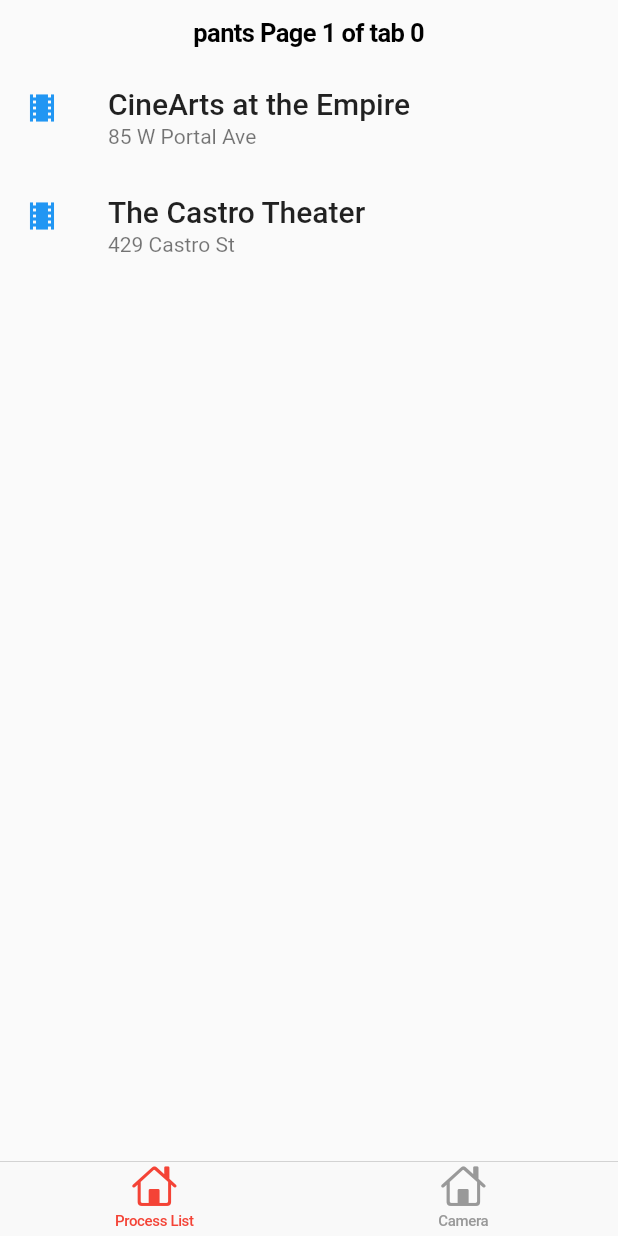
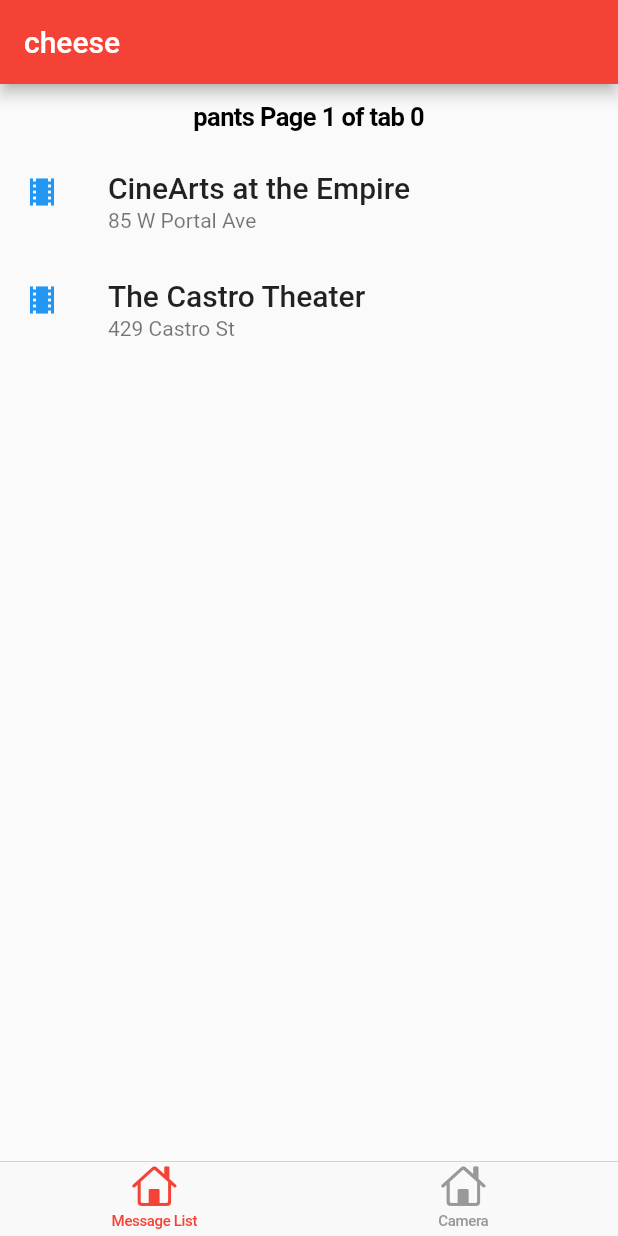
Before and after one commit to FourSee/Beat, a Flutter app: the screen it shows after launch, on a phone screen of 412 x 824 dp. Run offline on Flutter 3.47's test engine with Material 2 defaults, Android fonts, the phone set to English and light mode, and no system bars; missing offline and left inert: barcode_scan.

Commit message:
Renamed processlist to message list

```diff
--- a/lib/homePage.dart
+++ b/lib/homePage.dart
@@ -1,7 +1,7 @@
 import 'package:flutter/material.dart';
 import 'package:flutter/cupertino.dart';
 
-import 'processList.dart';
+import 'messageList.dart';
 import 'camera.dart';
 
 class MyHomePage extends StatefulWidget {
@@ -23,7 +23,6 @@ class MyHomePage extends StatefulWidget {
 }
 
 class _MyHomePageState extends State<MyHomePage> {
-
   List<Widget> list = <Widget>[
     ListTile(
       title: Text('CineArts at the Empire',
@@ -54,19 +53,22 @@ class _MyHomePageState extends State<MyHomePage> {
     // fast, so that you can just rebuild anything that needs updating rather
     // than having to individually change instances of widgets.
     return new Scaffold(
+      appBar: new AppBar(
+        title: new Text("cheese"),
+      ),
       body: new Center(
         // Center is a layout widget. It takes a single child and positions it
         // in the middle of the parent.
         child: new CupertinoTabScaffold(
           tabBar: new CupertinoTabBar(
             items: <BottomNavigationBarItem> [
-              ProcessList.barItem,
+              MessageList.barItem,
               CameraApp.barItem,
             ],
           ),
           tabBuilder: (BuildContext context, int index) {
             if (index == 0) {
-              return new ProcessList(index: index,title: "pants",list: list,);
+              return new MessageList(index: index,title: "pants",list: list,);
             } else if (index == 1) {
               return new CameraApp();
             }
--- a/lib/main.dart
+++ b/lib/main.dart
@@ -1,6 +1,5 @@
 import 'package:flutter/material.dart';
 import 'homePage.dart';
-import 'processList.dart';
 
 void main() => runApp(new MyApp());
 
--- a/lib/processList.dart
+++ b/lib/messageList.dart
@@ -1,13 +1,13 @@
 import 'package:flutter/material.dart';
 import 'package:flutter/cupertino.dart';
 
-class ProcessList extends StatelessWidget {
-  const ProcessList({this.title, this.index, this.list});
+class MessageList extends StatelessWidget {
+  const MessageList({this.title, this.index, this.list});
 
-    static const BottomNavigationBarItem barItem  = BottomNavigationBarItem(
-                      icon: const Icon(CupertinoIcons.home),
-                      title: const Text('Process List'),
-                    );
+  static const BottomNavigationBarItem barItem  = BottomNavigationBarItem(
+                    icon: const Icon(CupertinoIcons.home),
+                    title: const Text('Message List'),
+                  );
 
   final String title;
   final int index;
--- a/pubspec.yaml
+++ b/pubspec.yaml
@@ -1,4 +1,4 @@
-name: polyrhythm_client
+name: Beat
 description: A new Flutter project.
 
 dependencies:
```
Also changed, not shown: 1 other file.
